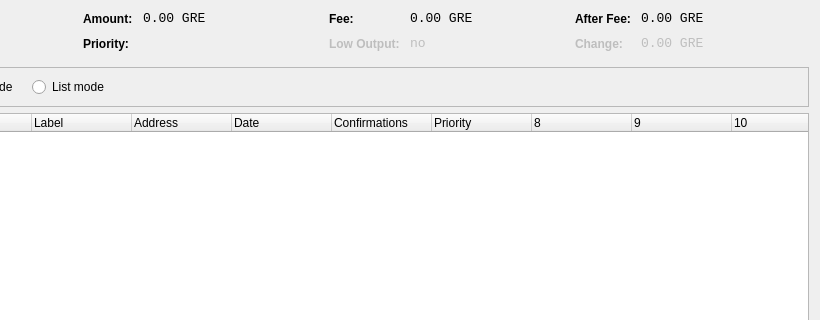
Before: the Qt Designer form src/qt/forms/coincontroldialog.ui in landcoin-ldc/landcoin, drawn with Qt 5; both pictures show x 180 to 1000 and y 0 to 320 of the 1000 by 500 pixel window.
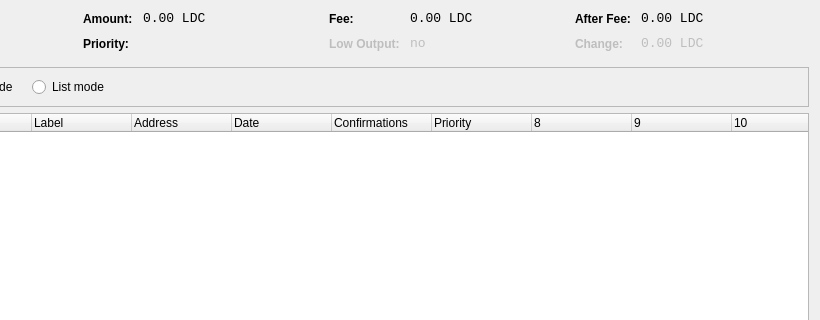
After: the same form once the commit is applied. Custom widgets are drawn as their Qt base class.

Diff of the .ui file:
```diff
--- a/src/qt/forms/coincontroldialog.ui
+++ b/src/qt/forms/coincontroldialog.ui
@@ -141,7 +141,7 @@
           <enum>Qt::ActionsContextMenu</enum>
          </property>
          <property name="text">
-          <string notr="true">0.00 GRE</string>
+          <string notr="true">0.00 LDC</string>
          </property>
          <property name="textInteractionFlags">
           <set>Qt::LinksAccessibleByMouse|Qt::TextSelectableByKeyboard|Qt::TextSelectableByMouse</set>
@@ -221,7 +221,7 @@
           <enum>Qt::ActionsContextMenu</enum>
          </property>
          <property name="text">
-          <string notr="true">0.00 GRE</string>
+          <string notr="true">0.00 LDC</string>
          </property>
          <property name="textInteractionFlags">
           <set>Qt::LinksAccessibleByMouse|Qt::TextSelectableByKeyboard|Qt::TextSelectableByMouse</set>
@@ -307,7 +307,7 @@
           <enum>Qt::ActionsContextMenu</enum>
          </property>
          <property name="text">
-          <string notr="true">0.00 GRE</string>
+          <string notr="true">0.00 LDC</string>
          </property>
          <property name="textInteractionFlags">
           <set>Qt::LinksAccessibleByMouse|Qt::TextSelectableByKeyboard|Qt::TextSelectableByMouse</set>
@@ -345,7 +345,7 @@
           <enum>Qt::ActionsContextMenu</enum>
          </property>
          <property name="text">
-          <string notr="true">0.00 GRE</string>
+          <string notr="true">0.00 LDC</string>
          </property>
          <property name="textInteractionFlags">
           <set>Qt::LinksAccessibleByMouse|Qt::TextSelectableByKeyboard|Qt::TextSelectableByMouse</set>
```
